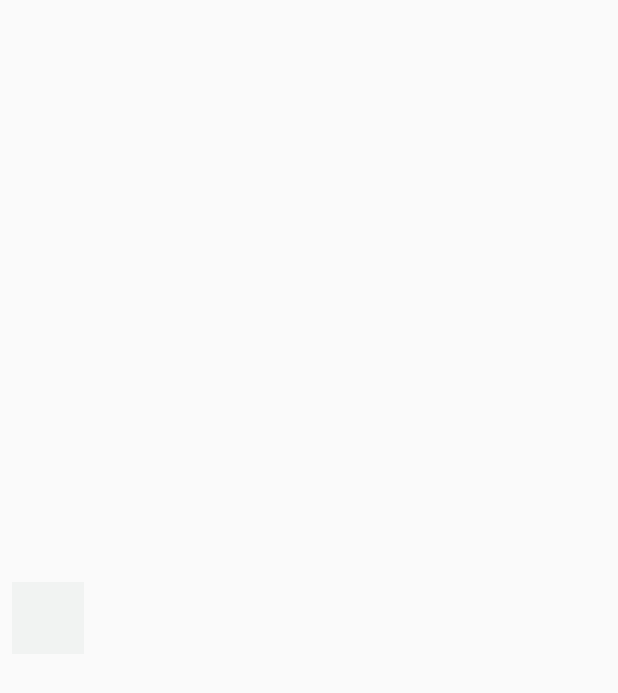
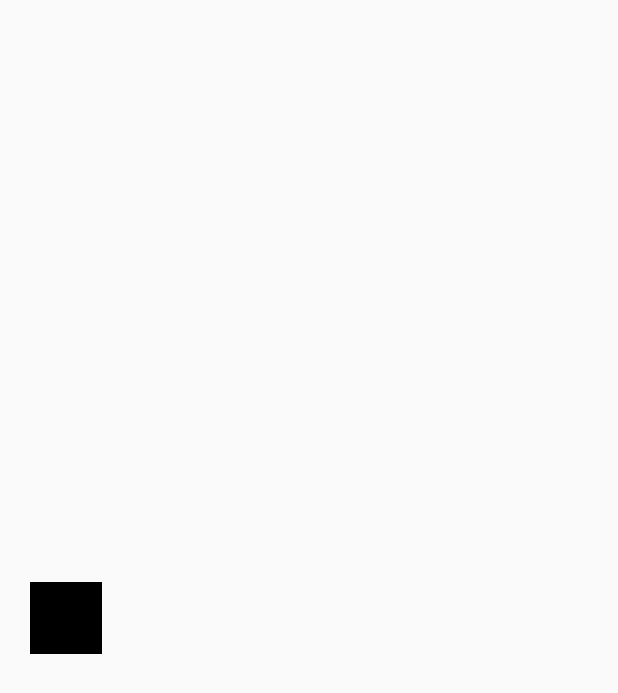
Before and after one commit to OlaoreFouad/motion-layout-demo, an Android app: the screen it shows after launch (MainActivity), on a phone screen of 412 x 824 dp. Before the commit the part shown is empty. Shown: the top 693 px of the screen. Run offline under Robolectric (Android 15) with nearby library versions, the phone set to English and light mode, and no system bars.

Commit message:
reviewed the first part of the motion layout article series, did the exercise for a view moving from left to the right again

```diff
--- a/app/src/main/java/dev/olaore/motionlayoutdemo/MainActivity.kt
+++ b/app/src/main/java/dev/olaore/motionlayoutdemo/MainActivity.kt
@@ -6,6 +6,6 @@ import android.os.Bundle
 class MainActivity : AppCompatActivity() {
     override fun onCreate(savedInstanceState: Bundle?) {
         super.onCreate(savedInstanceState)
-        setContentView(R.layout.activity_scene_02)
+        setContentView(R.layout.activity_scene_03)
     }
 }
--- /dev/null
+++ b/app/src/main/res/layout/activity_scene_03.xml
@@ -0,0 +1,14 @@
+<?xml version="1.0" encoding="utf-8"?>
+<androidx.constraintlayout.motion.widget.MotionLayout xmlns:android="http://schemas.android.com/apk/res/android"
+    android:layout_width="match_parent"
+    xmlns:app="http://schemas.android.com/apk/res-auto"
+    app:layoutDescription="@xml/scene_03"
+    android:layout_height="match_parent">
+
+    <View
+        android:id="@+id/square_view"
+        android:layout_width="48dp"
+        android:layout_height="48dp"
+        android:background="@color/black" />
+
+</androidx.constraintlayout.motion.widget.MotionLayout>
--- /dev/null
+++ b/app/src/main/res/xml/scene_03.xml
@@ -0,0 +1,44 @@
+<?xml version="1.0" encoding="utf-8"?>
+<MotionScene xmlns:android="http://schemas.android.com/apk/res/android"
+    xmlns:app="http://schemas.android.com/apk/res-auto"
+    xmlns:motion="http://schemas.android.com/apk/res-auto">
+
+    <Transition
+        motion:constraintSetEnd="@id/end"
+        motion:constraintSetStart="@id/start"
+        motion:duration="1000">
+
+        <OnSwipe
+            motion:dragDirection="dragRight"
+            motion:touchAnchorId="@id/square_view"
+            motion:touchAnchorSide="right" />
+
+    </Transition>
+
+    <ConstraintSet android:id="@+id/start">
+
+        <Constraint
+            android:id="@+id/square_view"
+            android:layout_width="48dp"
+            android:layout_height="48dp"
+            android:layout_marginStart="20dp"
+            motion:layout_constraintBottom_toBottomOf="parent"
+            motion:layout_constraintStart_toStartOf="parent"
+            motion:layout_constraintTop_toTopOf="parent" />
+
+    </ConstraintSet>
+
+    <ConstraintSet android:id="@+id/end">
+
+        <Constraint
+            android:id="@+id/square_view"
+            android:layout_width="48dp"
+            android:layout_height="48dp"
+            android:layout_marginEnd="20dp"
+            motion:layout_constraintBottom_toBottomOf="parent"
+            motion:layout_constraintEnd_toEndOf="parent"
+            motion:layout_constraintTop_toTopOf="parent" />
+
+    </ConstraintSet>
+
+</MotionScene>
```
